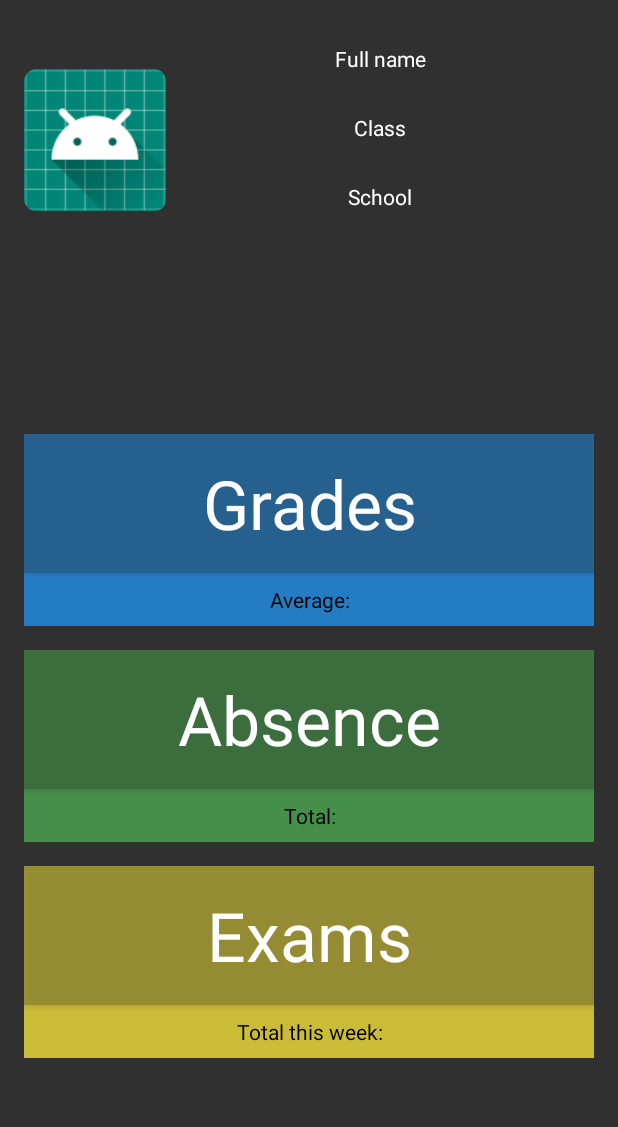
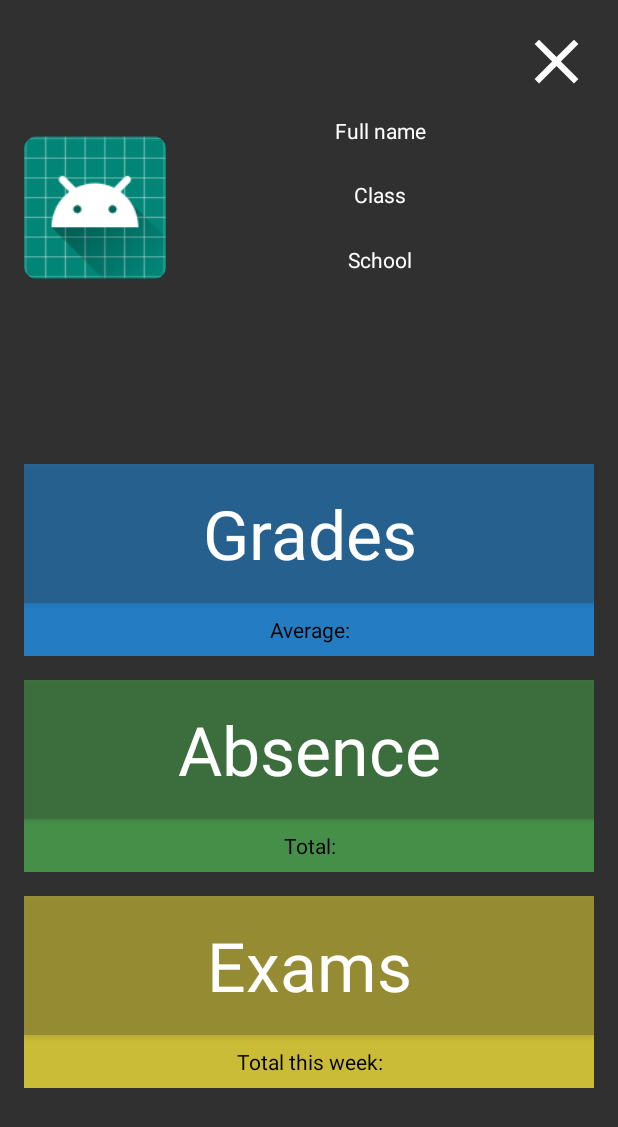
Before and after one commit to Raphaeloper/final-project, an Android app: the screen it shows after launch once a user with an empty profile is signed in (MainActivity), on a phone screen of 412 x 824 dp. Shown: the top 1127 px of the screen. Run offline under Robolectric (Android 15) with nearby library versions, the phone set to English and light mode, and no system bars; our stand-ins replace Firebase (no records; nobody signed in at launch, a user with empty details on screens opened directly).

Commit message:
Add WelcomeActivity - Initial input of basic credentials. (Work in progress) Add logout button to MainActivity. (Not code-wise) Add declaration for various objects in MainActivity.

```diff
--- a/app/src/main/AndroidManifest.xml
+++ b/app/src/main/AndroidManifest.xml
@@ -10,6 +10,7 @@
         android:roundIcon="@mipmap/ic_launcher_round"
         android:supportsRtl="true"
         android:theme="@style/Theme.AppCompat.NoActionBar">
+        <activity android:name=".WelcomeActivity"></activity>
         <activity android:name=".ListActivity" />
         <activity android:name=".LoginActivity">
             <intent-filter>
--- a/app/src/main/java/com/example/ra/finalproject/MainActivity.java
+++ b/app/src/main/java/com/example/ra/finalproject/MainActivity.java
@@ -2,12 +2,40 @@ package com.example.ra.finalproject;
 
 import android.support.v7.app.AppCompatActivity;
 import android.os.Bundle;
+import android.widget.Button;
+import android.widget.ImageView;
+import android.widget.TextView;
+
+import com.google.firebase.database.DatabaseReference;
+import com.google.firebase.database.FirebaseDatabase;
 
 public class MainActivity extends AppCompatActivity {
-
+    Button btnLogout, btnGrades, btnAbsence, btnExams;
+    TextView tvName, tvClass, tvSchool, tvAvg, tvAbsTotal, tvExamTotal;
+    ImageView ivProfile;
+    DatabaseReference databaseReference;
+    String uid;
     @Override
     protected void onCreate(Bundle savedInstanceState) {
         super.onCreate(savedInstanceState);
         setContentView(R.layout.activity_main);
+        btnLogout = (Button) findViewById(R.id.btn_logout);
+        btnGrades = (Button) findViewById(R.id.btn_grades);
+        btnAbsence = (Button) findViewById(R.id.btn_absence);
+        btnExams = (Button) findViewById(R.id.btn_exams);
+        tvName = (TextView) findViewById(R.id.tv_name);
+        tvClass = (TextView) findViewById(R.id.tv_class);
+        tvSchool = (TextView) findViewById(R.id.tv_school);
+        tvAvg = (TextView) findViewById(R.id.tv_avg);
+        tvAbsTotal = (TextView) findViewById(R.id.tv_abs_total);
+        tvExamTotal = (TextView) findViewById(R.id.tv_exam_total);
+        ivProfile = (ImageView) findViewById(R.id.iv_profile);
+
+        uid = FirebaseManager.auth.getCurrentUser().getUid();
+        databaseReference = FirebaseDatabase.getInstance().getReference(uid);
+
+
+
+
     }
 }
--- /dev/null
+++ b/app/src/main/res/drawable/ic_close_black_24dp.xml
@@ -0,0 +1,10 @@
+<vector xmlns:android="http://schemas.android.com/apk/res/android"
+    android:width="24dp"
+    android:height="24dp"
+    android:tint="#FFFFFF"
+    android:viewportWidth="24.0"
+    android:viewportHeight="24.0">
+    <path
+        android:fillColor="#FF000000"
+        android:pathData="M19,6.41L17.59,5 12,10.59 6.41,5 5,6.41 10.59,12 5,17.59 6.41,19 12,13.41 17.59,19 19,17.59 13.41,12z" />
+</vector>
--- a/app/src/main/res/layout/activity_main.xml
+++ b/app/src/main/res/layout/activity_main.xml
@@ -4,34 +4,48 @@
     xmlns:tools="http://schemas.android.com/tools"
     android:layout_width="match_parent"
     android:layout_height="match_parent"
+    android:gravity="center"
     android:orientation="vertical"
     android:padding="16dp"
-    android:gravity="center"
     tools:context=".MainActivity">
 
     <LinearLayout
         android:layout_width="match_parent"
+        android:layout_height="wrap_content"
+        android:gravity="end">
+
+        <Button
+            android:id="@+id/btn_logout"
+            android:layout_width="50dp"
+            android:layout_height="50dp"
+            android:background="@drawable/ic_close_black_24dp" />
+    </LinearLayout>
+
+    <LinearLayout
+        android:layout_width="match_parent"
         android:layout_height="0dp"
+        android:layout_marginBottom="16dp"
         android:layout_weight="1"
-        android:layout_marginBottom="16dp"
         android:gravity="center"
         android:orientation="horizontal">
 
         <ImageView
+            android:id="@+id/iv_profile"
             android:layout_width="0dp"
+            android:layout_height="match_parent"
             android:layout_weight="1"
-            android:layout_height="match_parent"
             android:src="@mipmap/ic_launcher" />
 
         <LinearLayout
             android:layout_width="0dp"
+            android:layout_height="match_parent"
             android:layout_weight="3"
-            android:layout_height="match_parent"
+            android:gravity="center"
             android:orientation="vertical"
-            android:gravity="center"
             android:paddingBottom="16dp">
 
             <TextView
+                android:id="@+id/tv_name"
                 android:layout_width="match_parent"
                 android:layout_height="0dp"
                 android:layout_margin="4dp"
@@ -42,6 +56,7 @@
                 android:textColor="@android:color/white" />
 
             <TextView
+                android:id="@+id/tv_class"
                 android:layout_width="match_parent"
                 android:layout_height="0dp"
                 android:layout_margin="4dp"
@@ -52,6 +67,7 @@
                 android:textColor="@android:color/white" />
 
             <TextView
+                android:id="@+id/tv_school"
                 android:layout_width="match_parent"
                 android:layout_height="0dp"
                 android:layout_margin="4dp"
@@ -71,6 +87,7 @@
         android:orientation="vertical">
 
         <Button
+            android:id="@+id/btn_grades"
             android:layout_width="match_parent"
             android:layout_height="wrap_content"
             android:background="#802196F3"
@@ -81,6 +98,7 @@
             android:textColor="@android:color/white" />
 
         <TextView
+            android:id="@+id/tv_avg"
             android:layout_width="match_parent"
             android:layout_height="wrap_content"
             android:layout_marginBottom="16dp"
@@ -92,6 +110,7 @@
             android:textColor="@android:color/black" />
 
         <Button
+            android:id="@+id/btn_absence"
             android:layout_width="match_parent"
             android:layout_height="wrap_content"
             android:background="#804CAF50"
@@ -102,17 +121,19 @@
             android:textColor="@android:color/white" />
 
         <TextView
+            android:id="@+id/tv_abs_total"
             android:layout_width="match_parent"
             android:layout_height="wrap_content"
+            android:layout_marginBottom="16dp"
             android:background="#BF4CAF50"
             android:gravity="center"
             android:padding="8dp"
             android:text="Total:"
-            android:layout_marginBottom="16dp"
             android:textAppearance="@style/TextAppearance.AppCompat.Small"
             android:textColor="@android:color/black" />
 
         <Button
+            android:id="@+id/btn_exams"
             android:layout_width="match_parent"
             android:layout_height="wrap_content"
             android:background="#80FFEB3B"
@@ -123,6 +144,7 @@
             android:textColor="@android:color/white" />
 
         <TextView
+            android:id="@+id/tv_exam_total"
             android:layout_width="match_parent"
             android:layout_height="wrap_content"
             android:background="#BFFFEB3B"
--- /dev/null
+++ b/app/src/main/res/values/close_background.xml
@@ -0,0 +1,4 @@
+<?xml version="1.0" encoding="utf-8"?>
+<resources>
+    <color name="close_background">#FFF2F6</color>
+</resources>
```
Also changed, not shown: app/src/main/java/com/example/ra/finalproject/WelcomeActivity.java (added, +13 -0 lines), app/src/main/res/drawable/close_foreground.xml (added, +9 -0 lines), app/src/main/res/layout/activity_welcome.xml (added, +79 -0 lines), app/build.gradle (line endings or trailing spaces), app/src/main/close-web.png (added).
